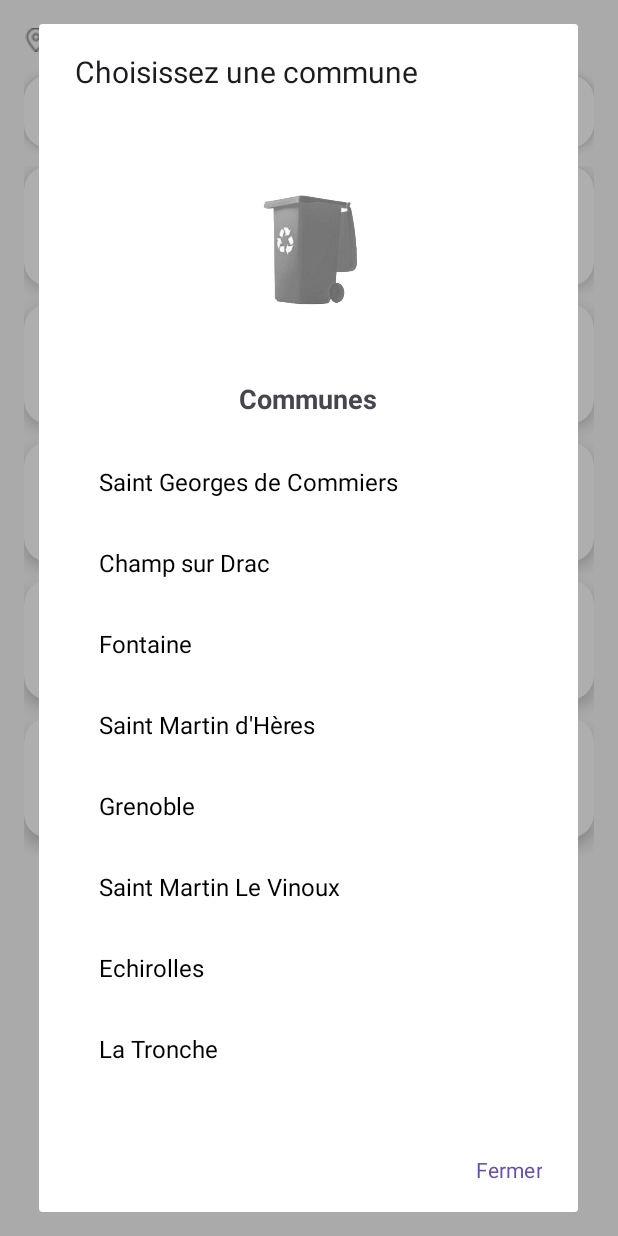
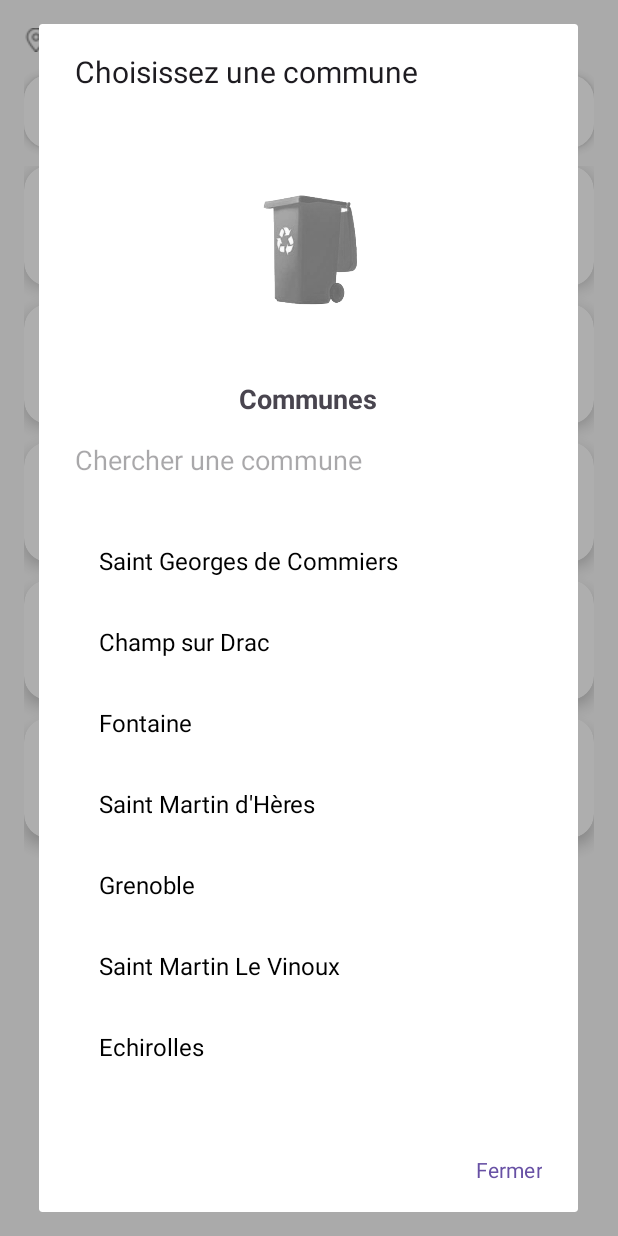
Before and after one commit to Suiidh/TriApp, an Android app: the screen it shows after launch (MainActivity), after a tap on "Voir plus", on a phone screen of 412 x 824 dp. Run offline under Robolectric (Android 15) with nearby library versions, the light colour scheme and no system bars.

Commit message:
feat: add searchbar for cities

```diff
--- a/app/src/main/java/com/example/triapp/CityAdapter.java
+++ b/app/src/main/java/com/example/triapp/CityAdapter.java
@@ -1,5 +1,6 @@
 package com.example.triapp;
 
+import android.annotation.SuppressLint;
 import android.app.AlertDialog;
 import android.content.Context;
 import android.view.LayoutInflater;
@@ -12,18 +13,21 @@ import androidx.annotation.NonNull;
 import androidx.recyclerview.widget.LinearLayoutManager;
 import androidx.recyclerview.widget.RecyclerView;
 
+import java.util.ArrayList;
 import java.util.List;
 import java.util.Map;
 
 public class CityAdapter extends RecyclerView.Adapter<CityAdapter.ViewHolder> {
 
     private final Context context;
-    private final List<String> cities;
+    private final List<String> originalCities;
+    private final List<String> filteredCities;
     private final Map<String, List<String>> collectionByCity;
 
     public CityAdapter(Context context, List<String> cities, Map<String, List<String>> collectionByCity) {
         this.context = context;
-        this.cities = cities;
+        this.originalCities = new ArrayList<>(cities);
+        this.filteredCities = new ArrayList<>(cities); // copie initiale
         this.collectionByCity = collectionByCity;
     }
 
@@ -35,11 +39,32 @@ public class CityAdapter extends RecyclerView.Adapter<CityAdapter.ViewHolder> {
     }
 
     @Override
-    public void onBindViewHolder(CityAdapter.ViewHolder holder, int position) {
-        String city = cities.get(position);
+    public void onBindViewHolder(ViewHolder holder, int position) {
+        String city = filteredCities.get(position);
         holder.cityName.setText(city);
 
         holder.itemView.setOnClickListener(v -> showAddressesDialog(city));
+    }
+
+    @Override
+    public int getItemCount() {
+        return filteredCities.size();
+    }
+
+    @SuppressLint("NotifyDataSetChanged")
+    public void filterCities(String query) {
+        filteredCities.clear();
+        if (query == null || query.trim().isEmpty()) {
+            filteredCities.addAll(originalCities);
+        } else {
+            String lowerQuery = query.toLowerCase();
+            for (String city : originalCities) {
+                if (city.toLowerCase().contains(lowerQuery)) {
+                    filteredCities.add(city);
+                }
+            }
+        }
+        notifyDataSetChanged();
     }
 
     private void showAddressesDialog(String city) {
@@ -61,14 +86,8 @@ public class CityAdapter extends RecyclerView.Adapter<CityAdapter.ViewHolder> {
                 .show();
     }
 
-    @Override
-    public int getItemCount() {
-        return cities.size();
-    }
-
     public static class ViewHolder extends RecyclerView.ViewHolder {
         TextView cityName;
-
         public ViewHolder(View itemView) {
             super(itemView);
             cityName = itemView.findViewById(R.id.cityName);
--- a/app/src/main/java/com/example/triapp/WasteAdapter.java
+++ b/app/src/main/java/com/example/triapp/WasteAdapter.java
@@ -1,12 +1,15 @@
 package com.example.triapp;
 
 import android.content.Context;
+import android.text.Editable;
+import android.text.TextWatcher;
 import android.view.LayoutInflater;
 import android.view.View;
 import android.view.ViewGroup;
 import android.widget.BaseAdapter;
 
 import android.widget.Button;
+import android.widget.EditText;
 import android.widget.ImageView;
 import android.widget.TextView;
 import android.widget.Toast;
@@ -85,7 +88,22 @@ public class WasteAdapter extends BaseAdapter {
 
         RecyclerView recyclerView = dialogView.findViewById(R.id.recyclerViewCities);
         recyclerView.setLayoutManager(new LinearLayoutManager(context));
-        recyclerView.setAdapter(new CityAdapter(context, cities, collectionByCity));
+        CityAdapter cityAdapter = new CityAdapter(context, cities, collectionByCity);
+        recyclerView.setAdapter(cityAdapter);
+
+        EditText searchCitiesEditText = dialogView.findViewById(R.id.searchCitiesEditText);
+        searchCitiesEditText.addTextChangedListener(new TextWatcher() {
+            @Override
+            public void beforeTextChanged(CharSequence s, int start, int count, int after) {}
+
+            @Override
+            public void onTextChanged(CharSequence s, int start, int before, int count) {
+                cityAdapter.filterCities(s.toString());
+            }
+
+            @Override
+            public void afterTextChanged(Editable s) {}
+        });
 
         new AlertDialog.Builder(context)
                 .setTitle("Choisissez une commune")
--- a/app/src/main/res/layout/dialog_cities.xml
+++ b/app/src/main/res/layout/dialog_cities.xml
@@ -27,6 +27,17 @@
         android:gravity="center"
         android:layout_marginBottom="8dp" />
 
+    <!-- Search bar for cities -->
+    <EditText
+        android:id="@+id/searchCitiesEditText"
+        android:layout_width="match_parent"
+        android:layout_height="wrap_content"
+        android:hint="Chercher une commune"
+        android:padding="8dp"
+        android:background="@android:color/white"
+        android:layout_marginBottom="12dp"
+        android:inputType="text" />
+
     <!-- Liste des communes -->
     <androidx.recyclerview.widget.RecyclerView
         android:id="@+id/recyclerViewCities"
```
